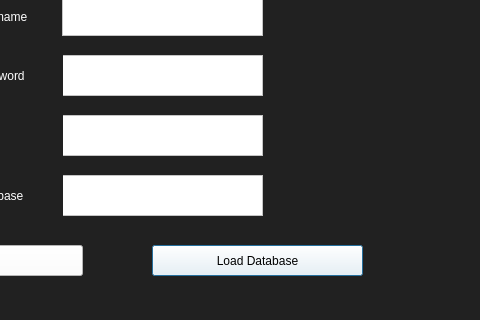
First picture: the form in WelcomeScreen.ui, repository Joshlim288/sql-annotator, before the edit; both pictures show x 278 to 758 and y 125 to 445 of the 758 by 445 pixel window.
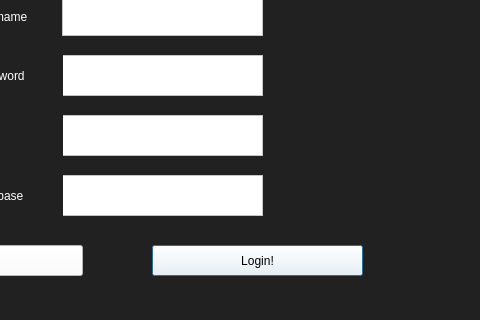
Second picture: the form after the edit.

Commit message:
Connected frontend and backend portions
interface.py now connects to database.
interface.py uses Annotator and Processor to send and get real data

```diff
--- a/WelcomeScreen.ui
+++ b/WelcomeScreen.ui
@@ -46,7 +46,7 @@
 font: 14pt &quot;MS Shell Dlg 2&quot;</string>
    </property>
    <property name="text">
-    <string>Load Database</string>
+    <string>Login!</string>
    </property>
   </widget>
   <widget class="QPushButton" name="quitButton">
```
The commit also changes 2 other files.
